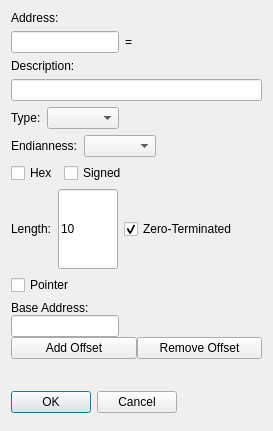
The window that GUI/AddAddressManuallyDialog.ui (korcankaraokcu/PINCE) describes before a commit, drawn with Qt 5.
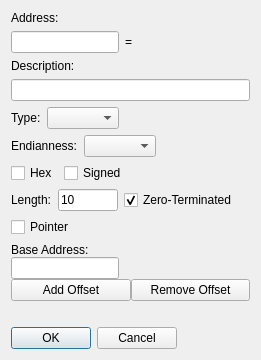
The same window after the commit.

Commit message: Use setSizeConstraint with fixed size instead of setMaximumSize

```diff
--- a/GUI/AddAddressManuallyDialog.ui
+++ b/GUI/AddAddressManuallyDialog.ui
@@ -14,6 +14,9 @@
    <string>Add Address Manually</string>
   </property>
   <layout class="QGridLayout" name="gridLayout">
+   <property name="sizeConstraint">
+    <enum>QLayout::SetFixedSize</enum>
+   </property>
    <item row="2" column="0">
     <layout class="QVBoxLayout" name="verticalLayout_3">
      <item>
```
The commit also changes 4 other files.
